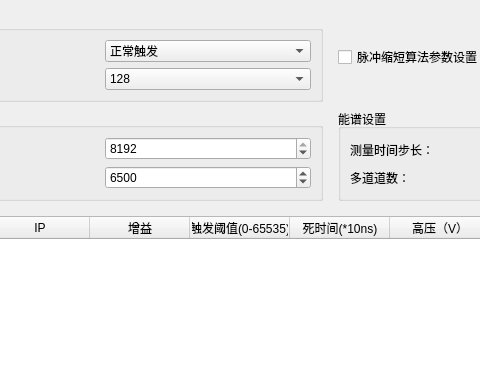
Qt form detsettingwindow.ui (MrXiaomao/HXR_Detector) before a commit; both pictures show x 131 to 611 and y 0 to 389 of the 913 by 705 pixel window.
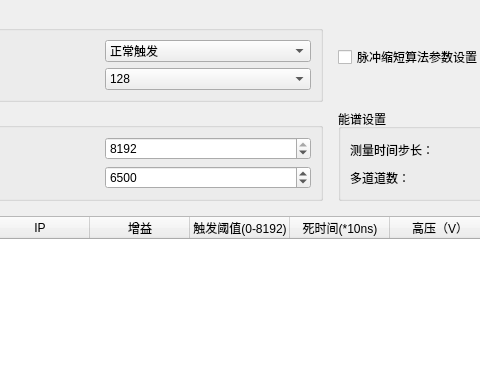
The same form after that commit.

The edit to the form file:
```diff
--- a/detsettingwindow.ui
+++ b/detsettingwindow.ui
@@ -329,7 +329,7 @@
         </column>
         <column>
          <property name="text">
-          <string>触发阈值(0-65535)</string>
+          <string>触发阈值(0-8192)</string>
          </property>
         </column>
         <column>
```
Left out of the diff: 5 changed lines with no effect on the pictures.
